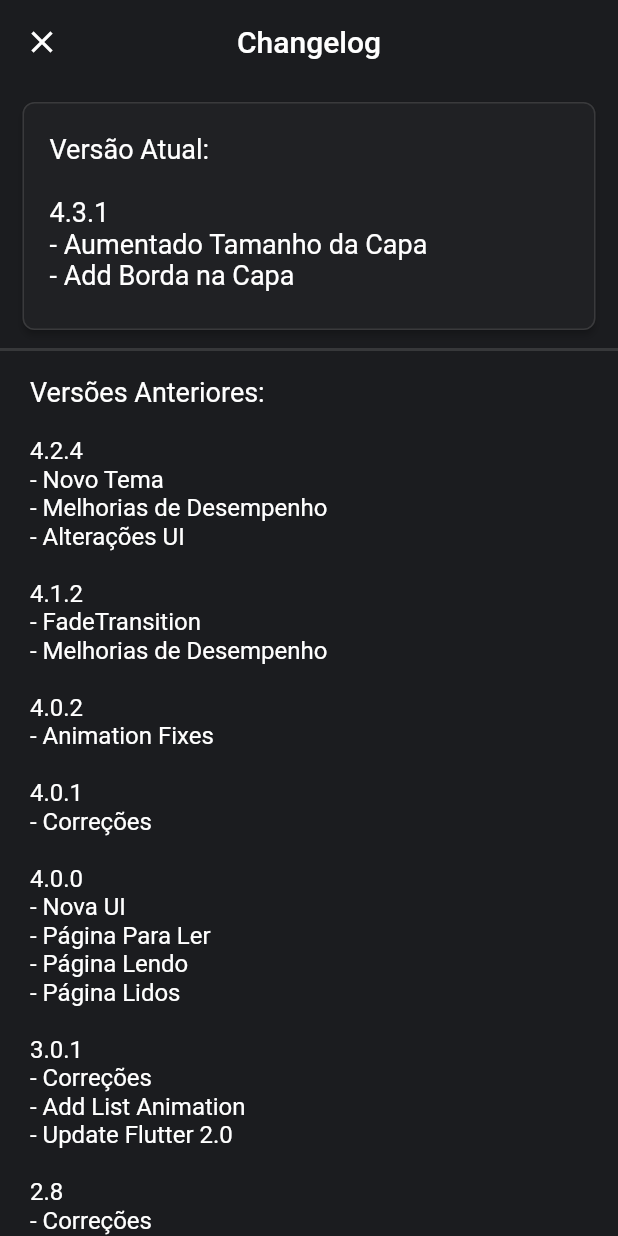
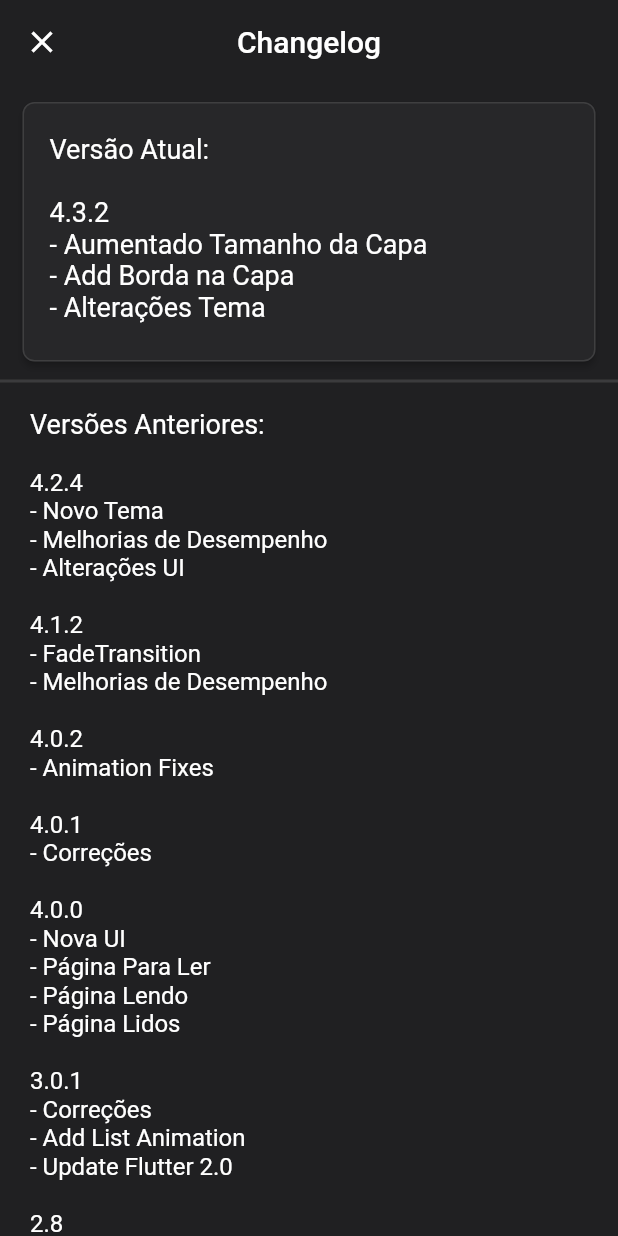
Before and after one commit to Fschmatz/booktrackerv2, a Flutter app: the Configs screen opened directly, after a tap on "Changelog", on a phone screen of 412 x 824 dp. Run offline on Flutter 3.47's test engine with Material 2 defaults, Android fonts, the phone set to English and light mode, and no system bars; our stand-ins replace flutter_native_image, image_picker, shared_preferences, sqflite; missing offline and left inert: a package; accounts and stored records are empty.

Commit message:
Update 4.3.2

```diff
--- a/lib/pages/configs.dart
+++ b/lib/pages/configs.dart
@@ -33,6 +33,9 @@ class _ConfigsState extends State<Configs> {
             crossAxisAlignment: CrossAxisAlignment.start,
             children: <Widget>[
               Card(
+                shape: RoundedRectangleBorder(
+                  borderRadius: BorderRadius.all(Radius.circular(8)),
+                ),
                 elevation: 2.0,
                 margin: const EdgeInsets.all(2.0),
                 color: Theme.of(context).accentColor,
@@ -54,7 +57,7 @@ class _ConfigsState extends State<Configs> {
                 shape: RoundedRectangleBorder(
                   borderRadius: BorderRadius.all(Radius.circular(8)),
                   side: BorderSide(
-                    color:  Colors.grey[600].withOpacity(0.3),
+                    color:  Colors.grey[800].withOpacity(0.3),
                     width: 1,
                   ),
                 ),
@@ -86,7 +89,7 @@ class _ConfigsState extends State<Configs> {
                 shape: RoundedRectangleBorder(
                   borderRadius: BorderRadius.all(Radius.circular(8)),
                   side: BorderSide(
-                    color:  Colors.grey[600].withOpacity(0.3),
+                    color:  Colors.grey[800].withOpacity(0.3),
                     width: 1,
                   ),
                 ),
--- a/lib/ui/addLivro.dart
+++ b/lib/ui/addLivro.dart
@@ -58,7 +58,6 @@ class _AddLivroState extends State<AddLivro> {
       LivroDao.columnCapa: capa == null ? null : capa.readAsBytesSync(),
     };
     final id = await dbLivro.insert(row);
-    print('id inserido = $id');
   }
 
   //CHECK ERROR NULL
--- a/lib/util/versaoNomeChangelog.dart
+++ b/lib/util/versaoNomeChangelog.dart
@@ -1,7 +1,7 @@
 class versaoNomeChangelog{
 
   //se mudar o nome do App não esquecer de alterar, no manifesto
-  static String versaoApp = "4.3.1";
+  static String versaoApp = "4.3.2";
   static String nomeApp = "BookTracker";
 
   //1espaço acima, nenhum embaixo
@@ -9,9 +9,10 @@ class versaoNomeChangelog{
 
 Versão Atual:
 
-4.3.1
+4.3.2
 - Aumentado Tamanho da Capa
 - Add Borda na Capa
+- Alterações Tema
 ''';
 
   static String changelogsAntigos = '''
--- a/pubspec.yaml
+++ b/pubspec.yaml
@@ -15,7 +15,7 @@ publish_to: 'none' # Remove this line if you wish to publish to pub.dev
 # In iOS, build-name is used as CFBundleShortVersionString while build-number used as CFBundleVersion.
 # Read more about iOS versioning at
 # https://developer.apple.com/library/archive/documentation/General/Reference/InfoPlistKeyReference/Articles/CoreFoundationKeys.html
-version: 4.3.1
+version: 4.3.2
 
 environment:
   sdk: ">=2.7.0 <3.0.0"
```
Also changed, not shown: lib/pages/home.dart (+16 -13 lines), lib/ui/cardLivro.dart (+5 -4 lines), lib/util/theme.dart (+7 -7 lines).
